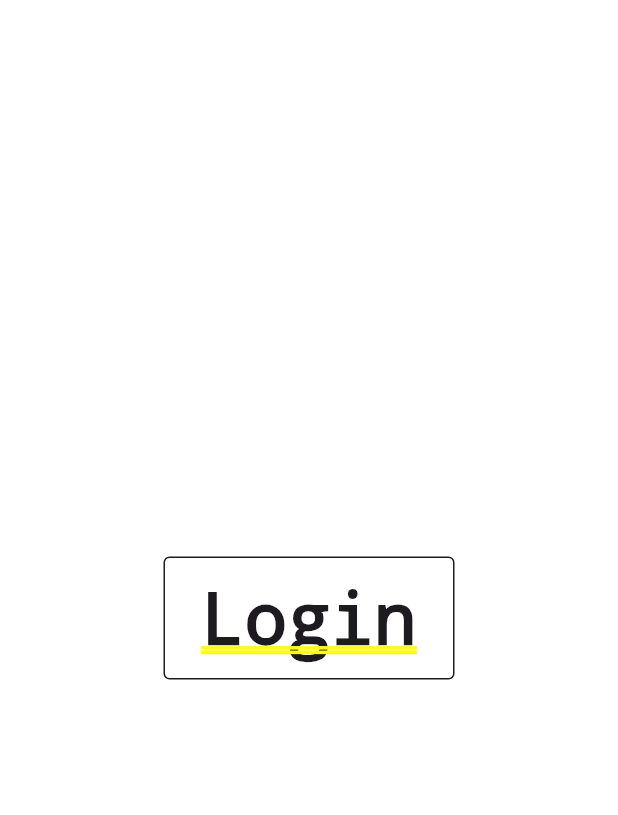
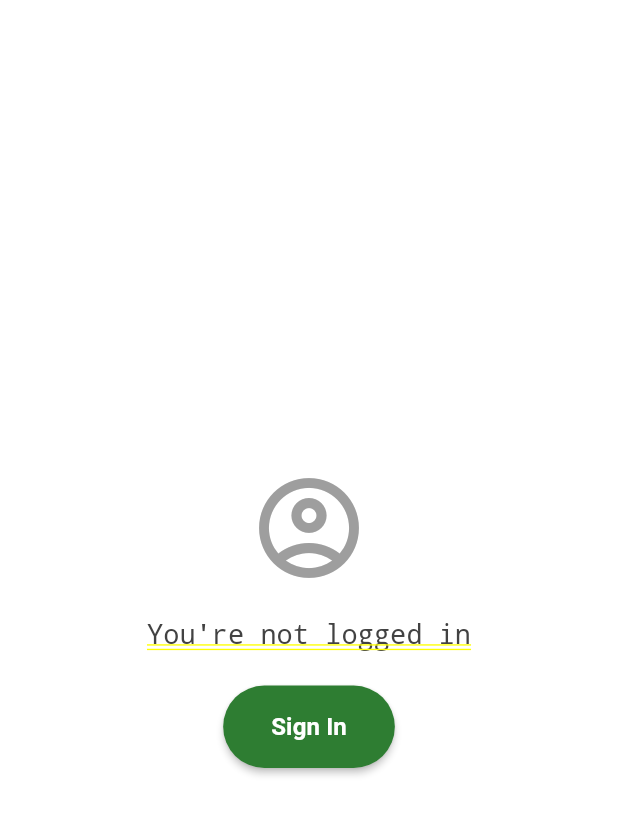
Before and after one commit to ganeswar-velvadapu/env, a Flutter app: the ProfileScreen screen opened by its route, on a phone screen of 412 x 824 dp. Shown: the top 815 px of the screen. Run offline on Flutter 3.47's test engine with Material 3 defaults, Android fonts, the phone set to English and light mode, and no system bars; our stand-ins replace dio, flutter_animate, flutter_dotenv, flutter_secure_storage, geocoding, geolocator and 1 more; accounts and stored records are empty; network calls fail.

Commit message:
changed profile screen styling

```diff
--- a/frontend/lib/screens/profile_screen.dart
+++ b/frontend/lib/screens/profile_screen.dart
@@ -19,127 +19,274 @@ class ProfileScreen extends StatelessWidget {
   @override
   Widget build(BuildContext context) {
     final user = context.watch<AuthProvider>().user;
-    final theme = Theme.of(context);
-    final textColor = theme.colorScheme.onSurface;
+
+    final primaryGreen = const Color(0xFF2E7D32); // Dark green
+
+    final textColor = Colors.grey[800] ?? Colors.black87;
 
     if (user == null) {
       return Center(
-        child: GestureDetector(
-          onTap: () {
-            context.push('/login');
-          },
-          child: Container(
-            padding: const EdgeInsets.symmetric(horizontal: 24, vertical: 12),
+        child: Column(
+          mainAxisAlignment: MainAxisAlignment.center,
+          children: [
+            const Icon(
+              Icons.account_circle_outlined,
+              size: 80,
+              color: Colors.grey,
+            ),
+            const SizedBox(height: 20),
+            Text(
+              "You're not logged in",
+              style: TextStyle(
+                fontSize: 18,
+                fontWeight: FontWeight.w500,
+                color: textColor,
+              ),
+            ),
+            const SizedBox(height: 24),
+            ElevatedButton(
+              onPressed: () => context.push('/login'),
+              style: ElevatedButton.styleFrom(
+                backgroundColor: primaryGreen,
+                foregroundColor: Colors.white,
+                padding: const EdgeInsets.symmetric(
+                  horizontal: 32,
+                  vertical: 16,
+                ),
+                shape: RoundedRectangleBorder(
+                  borderRadius: BorderRadius.circular(30),
+                ),
+                elevation: 2,
+              ),
+              child: const Text(
+                "Sign In",
+                style: TextStyle(fontSize: 16, fontWeight: FontWeight.w600),
+              ),
+            ),
+          ],
+        ),
+      );
+    }
+
+    return SafeArea(
+      child: SingleChildScrollView(
+        child: Padding(
+          padding: const EdgeInsets.symmetric(horizontal: 24.0, vertical: 32.0),
+          child: Column(
+            crossAxisAlignment: CrossAxisAlignment.center,
+            children: [
+              Container(
+                width: double.infinity,
+                padding: const EdgeInsets.all(24),
                 decoration: BoxDecoration(
-              border: Border.all(color: textColor),
-              borderRadius: BorderRadius.circular(4),
+                  gradient: LinearGradient(
+                    colors: [primaryGreen.withOpacity(0.8), primaryGreen],
+                    begin: Alignment.topLeft,
+                    end: Alignment.bottomRight,
+                  ),
+                  borderRadius: BorderRadius.circular(16),
+                  boxShadow: [
+                    BoxShadow(
+                      color: primaryGreen.withOpacity(0.3),
+                      blurRadius: 10,
+                      offset: const Offset(0, 5),
+                    ),
+                  ],
+                ),
+                child: Column(
+                  children: [
+                    Container(
+                      width: 90,
+                      height: 90,
+                      decoration: BoxDecoration(
+                        shape: BoxShape.circle,
+                        color: Colors.white,
+                        border: Border.all(color: Colors.white, width: 3),
+                      ),
+                      child: const Icon(
+                        Icons.person,
+                        size: 45,
+                        color: Colors.grey,
+                      ),
+                    ),
+                    const SizedBox(height: 16),
+                    Text(
+                      user.email,
+                      style: const TextStyle(
+                        fontSize: 20,
+                        fontWeight: FontWeight.bold,
+                        color: Colors.white,
+                      ),
+                    ),
+                    const SizedBox(height: 6),
+                    Container(
+                      padding: const EdgeInsets.symmetric(
+                        horizontal: 12,
+                        vertical: 6,
+                      ),
+                      decoration: BoxDecoration(
+                        color: Colors.white.withOpacity(0.2),
+                        borderRadius: BorderRadius.circular(20),
                       ),
                       child: Text(
-              "Login",
-              style: TextStyle(color: textColor),
+                        user.userType == UserType.normal
+                            ? 'Standard User'
+                            : 'NGO Partner',
+                        style: const TextStyle(
+                          fontSize: 14,
+                          color: Colors.white,
+                        ),
+                      ),
+                    ),
+                  ],
+                ),
+              ),
+
+              const SizedBox(height: 36),
+
+              // Profile actions section
+              Text(
+                "Account Settings",
+                style: TextStyle(
+                  fontSize: 18,
+                  fontWeight: FontWeight.bold,
+                  color: textColor,
+                ),
+              ),
+              const SizedBox(height: 16),
+
+              // NGO Status button
+              _buildActionCard(
+                context: context,
+                icon: Icons.verified_user,
+                title:
+                    user.userType == UserType.normal
+                        ? 'Apply for NGO Status'
+                        : 'Manage NGO Profile',
+                subtitle:
+                    user.userType == UserType.normal
+                        ? 'Register your organization as an NGO partner'
+                        : 'Manage your organization\'s profile and settings',
+                iconColor: Colors.green,
+                onTap: () {
+                  if (user.userType == UserType.normal) {
+                    context.push('/get-ngo-status');
+                  } else {
+                    context.push('/ngo');
+                  }
+                },
+              ),
+
+              // My Reports button
+              _buildActionCard(
+                context: context,
+                icon: Icons.description,
+                title: 'My Reports',
+                subtitle: 'View and manage reports you\'ve submitted',
+                iconColor: Colors.blue,
+                onTap: () => context.push('/my-reports'),
+              ),
+
+              const SizedBox(height: 36),
+
+              // Logout button
+              ElevatedButton.icon(
+                onPressed: () => _logout(context),
+                icon: const Icon(Icons.logout),
+                label: const Text("Logout"),
+                style: ElevatedButton.styleFrom(
+                  backgroundColor: Colors.red.shade50,
+                  foregroundColor: Colors.red,
+                  elevation: 0,
+                  padding: const EdgeInsets.symmetric(
+                    horizontal: 24,
+                    vertical: 16,
+                  ),
+                  minimumSize: const Size(double.infinity, 56),
+                  shape: RoundedRectangleBorder(
+                    borderRadius: BorderRadius.circular(12),
+                    side: BorderSide(color: Colors.red.shade200),
+                  ),
+                ),
+              ),
+
+              const SizedBox(height: 24),
+
+              // App version
+              Text(
+                'BIOVERSE v1.0.0',
+                style: TextStyle(fontSize: 12, color: Colors.grey.shade500),
+              ),
+            ],
           ),
         ),
       ),
     );
   }
 
-    return Center(
+  Widget _buildActionCard({
+    required BuildContext context,
+    required IconData icon,
+    required String title,
+    required String subtitle,
+    required Color iconColor,
+    required VoidCallback onTap,
+  }) {
+    return Padding(
+      padding: const EdgeInsets.only(bottom: 16.0),
+      child: Card(
+        elevation: 0,
+        shape: RoundedRectangleBorder(
+          borderRadius: BorderRadius.circular(12),
+          side: BorderSide(color: Colors.grey.shade200),
+        ),
+        child: InkWell(
+          onTap: onTap,
+          borderRadius: BorderRadius.circular(12),
           child: Padding(
-        padding: const EdgeInsets.all(24.0),
-        child: Column(
-          mainAxisAlignment: MainAxisAlignment.center,
+            padding: const EdgeInsets.all(16.0),
+            child: Row(
               children: [
                 Container(
-              width: 100,
-              height: 100,
+                  padding: const EdgeInsets.all(10),
                   decoration: BoxDecoration(
-                shape: BoxShape.circle,
-                border: Border.all(color: textColor),
+                    color: iconColor.withOpacity(0.1),
+                    borderRadius: BorderRadius.circular(10),
                   ),
-              child: Icon(
-                Icons.person,
-                size: 50,
-                color: textColor,
+                  child: Icon(icon, color: iconColor, size: 24),
+                ),
+                const SizedBox(width: 16),
+                Expanded(
+                  child: Column(
+                    crossAxisAlignment: CrossAxisAlignment.start,
+                    children: [
+                      Text(
+                        title,
+                        style: const TextStyle(
+                          fontSize: 16,
+                          fontWeight: FontWeight.w600,
                         ),
                       ),
-            const SizedBox(height: 20),
+                      const SizedBox(height: 4),
                       Text(
-              user.email,
+                        subtitle,
                         style: TextStyle(
-                fontSize: 20,
-                fontWeight: FontWeight.bold,
-                color: textColor,
+                          fontSize: 14,
+                          color: Colors.grey.shade600,
                         ),
                       ),
-            const SizedBox(height: 10),
-            TextButton(
-  onPressed: () {
-    if (user.userType == UserType.normal) {
-      context.push('/get-ngo-status'); // Navigate to some page
-    } else {
-      context.push('/ngo'); // Navigate to NGO-related page
-    }
-  },
-  child: Text(
-    user.userType == UserType.ngo ? 'Get NGO Status' : 'NGO',
-    style: TextStyle(
-      fontSize: 16,
-      color: textColor.withOpacity(0.7),
+                    ],
                   ),
                 ),
-),
-
-            const SizedBox(height: 30),
-            GestureDetector(
-              onTap: () {
-                context.push('/my-reports');
-              },
-              child: Container(
-                width: double.infinity,
-                padding: const EdgeInsets.symmetric(vertical: 12),
-                decoration: BoxDecoration(
-                  border: Border.all(color: textColor),
-                  borderRadius: BorderRadius.circular(4),
-                ),
-                child: Row(
-                  mainAxisAlignment: MainAxisAlignment.center,
-                  children: [
-                    Icon(Icons.report, color: textColor),
-                    const SizedBox(width: 8),
-                    Text(
-                      "My Reports",
-                      style: TextStyle(color: textColor),
+                const Icon(
+                  Icons.arrow_forward_ios,
+                  size: 16,
+                  color: Colors.grey,
                 ),
               ],
             ),
           ),
         ),
-            const SizedBox(height: 16),
-            GestureDetector(
-              onTap: () => _logout(context),
-              child: Container(
-                width: double.infinity,
-                padding: const EdgeInsets.symmetric(vertical: 12),
-                decoration: BoxDecoration(
-                  border: Border.all(color: Colors.red),
-                  color: Colors.red.withOpacity(0.1),
-                  borderRadius: BorderRadius.circular(4),
-                ),
-                child: Row(
-                  mainAxisAlignment: MainAxisAlignment.center,
-                  children: [
-                    const Icon(Icons.logout, color: Colors.red),
-                    const SizedBox(width: 8),
-                    const Text(
-                      "Logout",
-                      style: TextStyle(color: Colors.red),
-                    ),
-                  ],
-                ),
-              ),
-            ),
-          ],
-        ),
       ),
     );
   }
```
Lines whose indentation alone changed are shown as unchanged.
